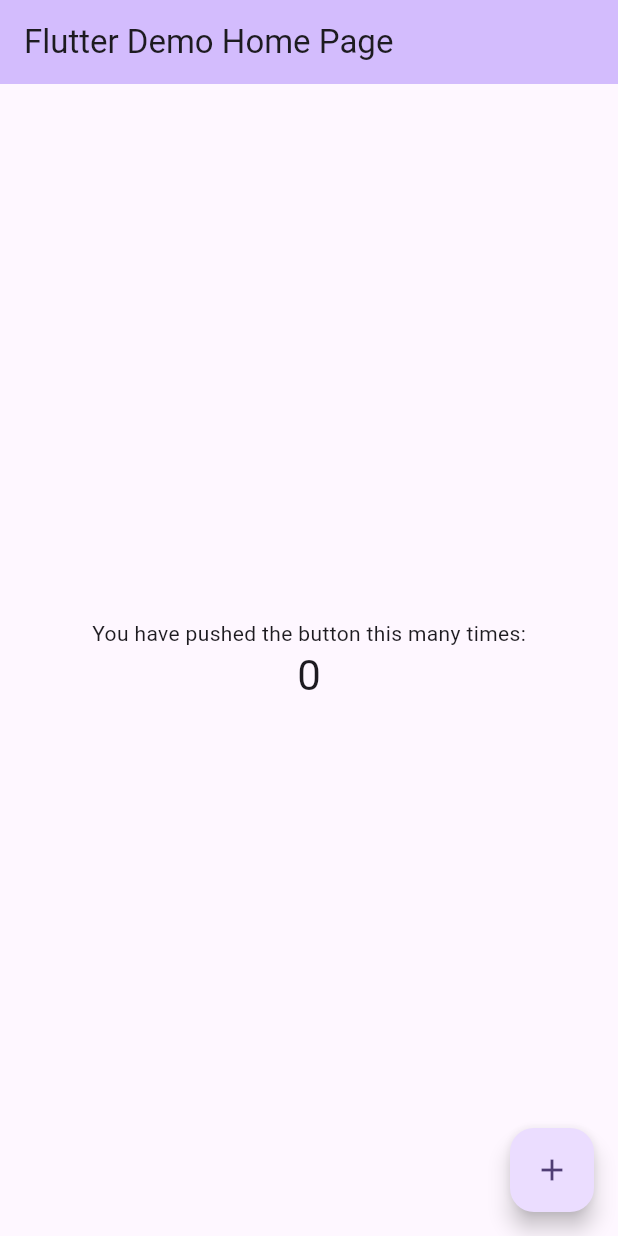
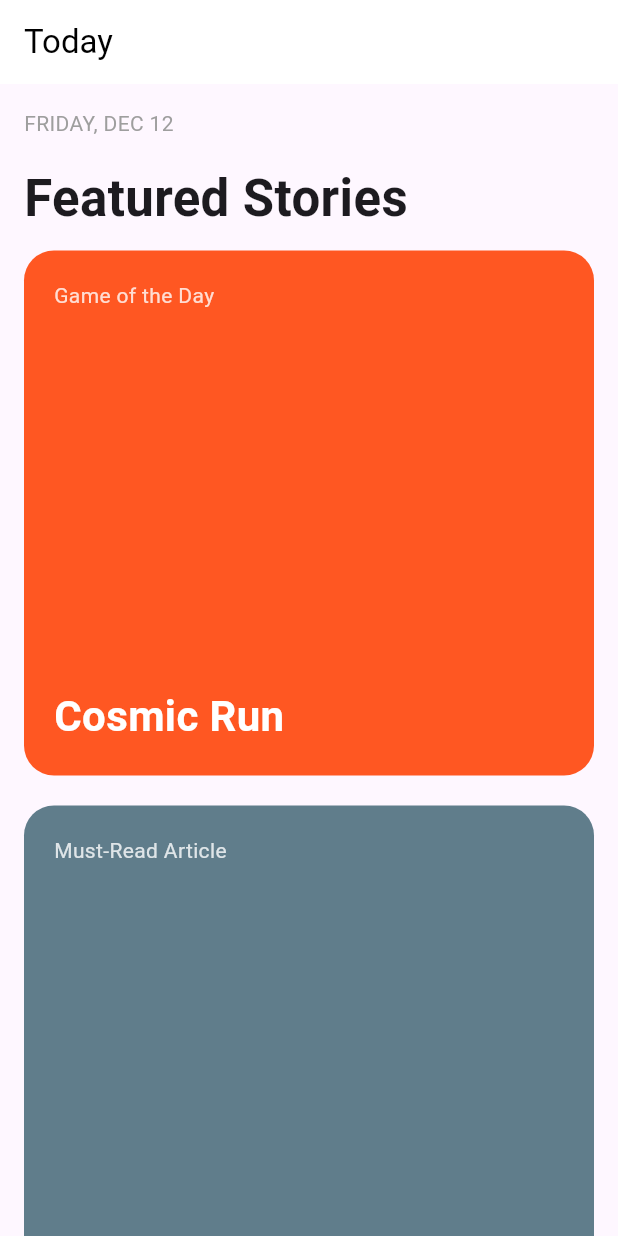
Before and after one commit to Oauth-Celestial/zo_micro_interactions, a Flutter app: the screen it shows after launch, on a phone screen of 412 x 824 dp. Run offline on Flutter 3.47's test engine with Material 3 defaults, Android fonts, the phone set to English and light mode, and no system bars.

Commit message:
Added app store transition

```diff
--- a/example/lib/main.dart
+++ b/example/lib/main.dart
@@ -1,121 +1,155 @@
 import 'package:flutter/material.dart';
+import 'dart:ui';
+
+import 'package:zo_micro_interactions/zo_micro_interactions.dart';
 
 void main() {
   runApp(const MyApp());
 }
 
 class MyApp extends StatelessWidget {
-  const MyApp({super.key});
+  const MyApp({Key? key}) : super(key: key);
 
-  // This widget is the root of your application.
   @override
   Widget build(BuildContext context) {
     return MaterialApp(
-      title: 'Flutter Demo',
-      theme: ThemeData(
-        // This is the theme of your application.
-        //
-        // TRY THIS: Try running your application with "flutter run". You'll see
-        // the application has a purple toolbar. Then, without quitting the app,
-        // try changing the seedColor in the colorScheme below to Colors.green
-        // and then invoke "hot reload" (save your changes or press the "hot
-        // reload" button in a Flutter-supported IDE, or press "r" if you used
-        // the command line to start the app).
-        //
-        // Notice that the counter didn't reset back to zero; the application
-        // state is not lost during the reload. To reset the state, use hot
-        // restart instead.
-        //
-        // This works for code too, not just values: Most code changes can be
-        // tested with just a hot reload.
-        colorScheme: .fromSeed(seedColor: Colors.deepPurple),
-      ),
-      home: const MyHomePage(title: 'Flutter Demo Home Page'),
+      title: 'App Store Card Transition Demo',
+      debugShowCheckedModeBanner: false,
+      theme: ThemeData(primarySwatch: Colors.blue),
+      home: const HomeScreen(),
     );
   }
 }
 
-class MyHomePage extends StatefulWidget {
-  const MyHomePage({super.key, required this.title});
+class HomeScreen extends StatelessWidget {
+  const HomeScreen({Key? key}) : super(key: key);
 
-  // This widget is the home page of your application. It is stateful, meaning
-  // that it has a State object (defined below) that contains fields that affect
-  // how it looks.
+  Widget _buildClosedCardContent(String title, String subtitle) {
+    return Padding(
+      padding: const EdgeInsets.all(20.0),
+      child: Column(
+        crossAxisAlignment: CrossAxisAlignment.start,
+        children: [
+          Text(
+            subtitle,
+            style: TextStyle(
+              color: Colors.white.withOpacity(0.8),
+              fontSize: 14,
+            ),
+          ),
+          const Spacer(),
+          Text(
+            title,
+            style: const TextStyle(
+              color: Colors.white,
+              fontSize: 28,
+              fontWeight: FontWeight.bold,
+            ),
+          ),
+        ],
+      ),
+    );
+  }
 
-  // This class is the configuration for the state. It holds the values (in this
-  // case the title) provided by the parent (in this case the App widget) and
-  // used by the build method of the State. Fields in a Widget subclass are
-  // always marked "final".
+  Widget _buildOpenCardHeader(Color color, String title) {
+    return Container(
+      color: color,
+      child: Align(
+        alignment: Alignment.bottomLeft,
+        child: Padding(
+          padding: const EdgeInsets.only(bottom: 16.0, left: 20.0),
+          child: Text(
+            title,
+            style: const TextStyle(
+              color: Colors.white,
+              fontSize: 28,
+              fontWeight: FontWeight.bold,
+            ),
+          ),
+        ),
+      ),
+    );
+  }
 
-  final String title;
+  Widget _buildBodyContent(String title) {
+    return Container(
+      color: Colors.white,
+      padding: const EdgeInsets.all(20),
+      child: Column(
+        crossAxisAlignment: CrossAxisAlignment.start,
+        children: [
+          Text(
+            title,
+            style: const TextStyle(fontSize: 24, fontWeight: FontWeight.bold),
+          ),
+          const SizedBox(height: 20),
+          const Text(
+            'This card now features the subtle pop-in, fade, and slide animation from the Dribbble shot immediately after the Hero transition completes. Notice the smooth movement of this text.',
+            style: TextStyle(fontSize: 16, height: 1.5),
+          ),
 
-  @override
-  State<MyHomePage> createState() => _MyHomePageState();
-}
-
-class _MyHomePageState extends State<MyHomePage> {
-  int _counter = 0;
-
-  void _incrementCounter() {
-    setState(() {
-      // This call to setState tells the Flutter framework that something has
-      // changed in this State, which causes it to rerun the build method below
-      // so that the display can reflect the updated values. If we changed
-      // _counter without calling setState(), then the build method would not be
-      // called again, and so nothing would appear to happen.
-      _counter++;
-    });
+          const Text(
+            'End of Article.',
+            style: TextStyle(fontSize: 16, height: 1.5),
+          ),
+        ],
+      ),
+    );
   }
 
   @override
   Widget build(BuildContext context) {
-    // This method is rerun every time setState is called, for instance as done
-    // by the _incrementCounter method above.
-    //
-    // The Flutter framework has been optimized to make rerunning build methods
-    // fast, so that you can just rebuild anything that needs updating rather
-    // than having to individually change instances of widgets.
+    const Color cardColor1 = Colors.deepOrange;
+    const Color cardColor2 = Colors.blueGrey;
+
     return Scaffold(
       appBar: AppBar(
-        // TRY THIS: Try changing the color here to a specific color (to
-        // Colors.amber, perhaps?) and trigger a hot reload to see the AppBar
-        // change color while the other colors stay the same.
-        backgroundColor: Theme.of(context).colorScheme.inversePrimary,
-        // Here we take the value from the MyHomePage object that was created by
-        // the App.build method, and use it to set our appbar title.
-        title: Text(widget.title),
+        title: const Text('Today'),
+        elevation: 0,
+        backgroundColor: Colors.white,
+        foregroundColor: Colors.black,
       ),
-      body: Center(
-        // Center is a layout widget. It takes a single child and positions it
-        // in the middle of the parent.
-        child: Column(
-          // Column is also a layout widget. It takes a list of children and
-          // arranges them vertically. By default, it sizes itself to fit its
-          // children horizontally, and tries to be as tall as its parent.
-          //
-          // Column has various properties to control how it sizes itself and
-          // how it positions its children. Here we use mainAxisAlignment to
-          // center the children vertically; the main axis here is the vertical
-          // axis because Columns are vertical (the cross axis would be
-          // horizontal).
-          //
-          // TRY THIS: Invoke "debug painting" (choose the "Toggle Debug Paint"
-          // action in the IDE, or press "p" in the console), to see the
-          // wireframe for each widget.
-          mainAxisAlignment: .center,
-          children: [
-            const Text('You have pushed the button this many times:'),
-            Text(
-              '$_counter',
-              style: Theme.of(context).textTheme.headlineMedium,
+      body: ListView(
+        children: <Widget>[
+          const Padding(
+            padding: EdgeInsets.all(16.0),
+            child: Text(
+              'FRIDAY, DEC 12',
+              style: TextStyle(fontSize: 14, color: Colors.grey),
             ),
-          ],
-        ),
-      ),
-      floatingActionButton: FloatingActionButton(
-        onPressed: _incrementCounter,
-        tooltip: 'Increment',
-        child: const Icon(Icons.add),
+          ),
+          const Padding(
+            padding: EdgeInsets.symmetric(horizontal: 16.0),
+            child: Text(
+              'Featured Stories',
+              style: TextStyle(fontSize: 34, fontWeight: FontWeight.bold),
+            ),
+          ),
+
+          // --- Custom Card 1 ---
+          AppStoreCardTransition(
+            heroTag: 'game_day',
+            cardColor: cardColor1,
+            closedCard: _buildClosedCardContent(
+              'Cosmic Run',
+              'Game of the Day',
+            ),
+            openCardHeader: _buildOpenCardHeader(cardColor1, 'Cosmic Run'),
+            body: _buildBodyContent('Cosmic Run: The Final Review'),
+          ),
+
+          // --- Custom Card 2 ---
+          AppStoreCardTransition(
+            heroTag: 'ai_future',
+            cardColor: cardColor2,
+            closedCard: _buildClosedCardContent(
+              'The AI Future',
+              'Must-Read Article',
+            ),
+            openCardHeader: _buildOpenCardHeader(cardColor2, 'The AI Future'),
+            body: _buildBodyContent('Decoding the Future of Neural Networks'),
+          ),
+        ],
       ),
     );
   }
--- /dev/null
+++ b/lib/app_store_transition/app_store_card.dart
@@ -0,0 +1,76 @@
+import 'package:flutter/material.dart';
+import 'package:zo_micro_interactions/app_store_transition/appstore_detail_page_route.dart';
+import 'package:zo_micro_interactions/app_store_transition/bounce_card_wrapper.dart';
+
+class AppStoreCardTransition extends StatelessWidget {
+  final String heroTag;
+  final Widget closedCard;
+  final Widget openCardHeader;
+  final Widget body;
+  final Color cardColor;
+  final Duration transitionDuration;
+  final Curve transitionCurve;
+  final double cardHeight;
+  BorderRadiusGeometry? borderRadius;
+  double openCardHeaderHeight;
+
+  AppStoreCardTransition({
+    super.key,
+    required this.heroTag,
+    required this.closedCard,
+    required this.openCardHeader,
+    required this.body,
+    this.cardHeight = 350,
+    this.openCardHeaderHeight = 300,
+    this.borderRadius,
+    required this.cardColor,
+
+    this.transitionDuration = const Duration(milliseconds: 600),
+    this.transitionCurve = Curves.easeOutBack,
+  });
+
+  @override
+  Widget build(BuildContext context) {
+    borderRadius ??= BorderRadius.circular(20);
+
+    return BouncyCardWrapper(
+      onTap: () {
+        Navigator.of(context).push(
+          AppStoreDetailPageRoute(
+            heroTag: heroTag,
+            cardColor: cardColor,
+            openCardHeader: openCardHeader,
+            body: body,
+            transitionDuration: transitionDuration,
+            transitionCurve: transitionCurve,
+            borderRadius: borderRadius,
+            openCardHeaderHeight: openCardHeaderHeight,
+          ),
+        );
+      },
+      child: Hero(
+        tag: heroTag,
+        child: Material(
+          color: Colors.transparent,
+
+          clipBehavior: Clip.antiAlias,
+          child: Padding(
+            padding: const EdgeInsets.symmetric(
+              vertical: 10.0,
+              horizontal: 16.0,
+            ),
+            child: Container(
+              height: cardHeight,
+              decoration: BoxDecoration(
+                borderRadius: BorderRadius.circular(20.0),
+
+                color: cardColor,
+              ),
+              child: closedCard,
+            ),
+          ),
+        ),
+      ),
+    );
+  }
+}
--- /dev/null
+++ b/lib/app_store_transition/appstore_detail_page_route.dart
@@ -0,0 +1,38 @@
+import 'package:flutter/material.dart';
+import 'package:zo_micro_interactions/app_store_transition/detail_screen.dart';
+
+class AppStoreDetailPageRoute extends PageRouteBuilder {
+  final String heroTag;
+  final Color cardColor;
+  final Widget openCardHeader;
+  final Widget body;
+
+  final Duration transitionDuration;
+  final Curve transitionCurve;
+  BorderRadiusGeometry? borderRadius;
+  double openCardHeaderHeight;
+
+  AppStoreDetailPageRoute({
+    required this.heroTag,
+    required this.cardColor,
+    required this.openCardHeader,
+    required this.body,
+    required this.transitionDuration,
+    required this.transitionCurve,
+    this.borderRadius,
+    this.openCardHeaderHeight = 300,
+  }) : super(
+         opaque: false,
+         transitionDuration: transitionDuration,
+         pageBuilder: (context, animation, secondaryAnimation) => DetailScreen(
+           heroTag: heroTag,
+           cardColor: cardColor,
+           openCardHeader: openCardHeader,
+           body: body,
+           transitionCurve: transitionCurve,
+           routeAnimation: animation,
+           openCardHeaderHeight: openCardHeaderHeight,
+           borderRadius: borderRadius,
+         ),
+       );
+}
--- /dev/null
+++ b/lib/app_store_transition/bounce_card_wrapper.dart
@@ -0,0 +1,60 @@
+import 'package:flutter/material.dart';
+
+class BouncyCardWrapper extends StatefulWidget {
+  final Widget child;
+  final Function onTap;
+
+  const BouncyCardWrapper({Key? key, required this.child, required this.onTap})
+    : super(key: key);
+
+  @override
+  _BouncyCardWrapperState createState() => _BouncyCardWrapperState();
+}
+
+class _BouncyCardWrapperState extends State<BouncyCardWrapper>
+    with SingleTickerProviderStateMixin {
+  late AnimationController _controller;
+  late Animation<double> _scaleAnimation;
+
+  @override
+  void initState() {
+    super.initState();
+    _controller = AnimationController(
+      duration: const Duration(milliseconds: 150),
+      vsync: this,
+    );
+    _scaleAnimation = Tween<double>(
+      begin: 1.0,
+      end: 0.95,
+    ).animate(CurvedAnimation(parent: _controller, curve: Curves.easeInOut));
+  }
+
+  @override
+  void dispose() {
+    _controller.dispose();
+    super.dispose();
+  }
+
+  void _onTapDown(TapDownDetails details) {
+    _controller.forward();
+  }
+
+  void _onTapUp(TapUpDetails details) async {
+    await _controller.reverse();
+    widget.onTap();
+  }
+
+  void _onTapCancel() {
+    _controller.reverse();
+  }
+
+  @override
+  Widget build(BuildContext context) {
+    return GestureDetector(
+      onTapDown: _onTapDown,
+      onTapUp: _onTapUp,
+      onTapCancel: _onTapCancel,
+      child: ScaleTransition(scale: _scaleAnimation, child: widget.child),
+    );
+  }
+}
--- a/lib/zo_micro_interactions.dart
+++ b/lib/zo_micro_interactions.dart
@@ -1,5 +1,3 @@
 /// A Calculator.
-class Calculator {
-  /// Returns [value] plus 1.
-  int addOne(int value) => value + 1;
-}
+
+export 'app_store_transition/app_store_card.dart';
```
Also changed, not shown: lib/app_store_transition/detail_screen.dart (added, +173 -0 lines).
